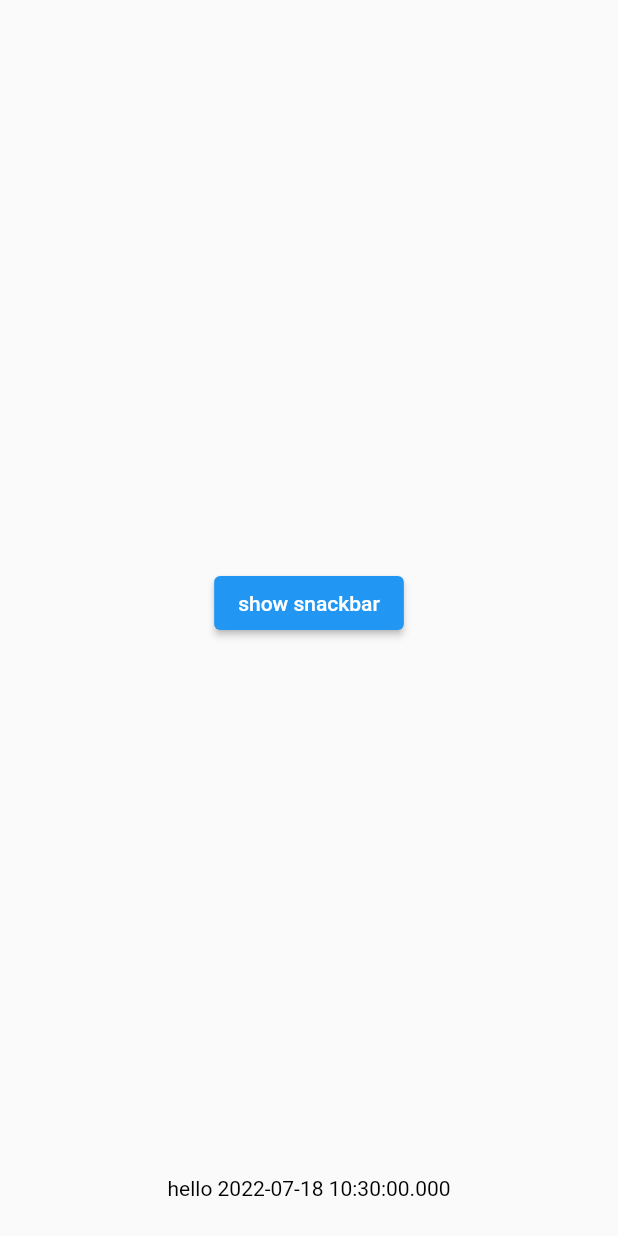
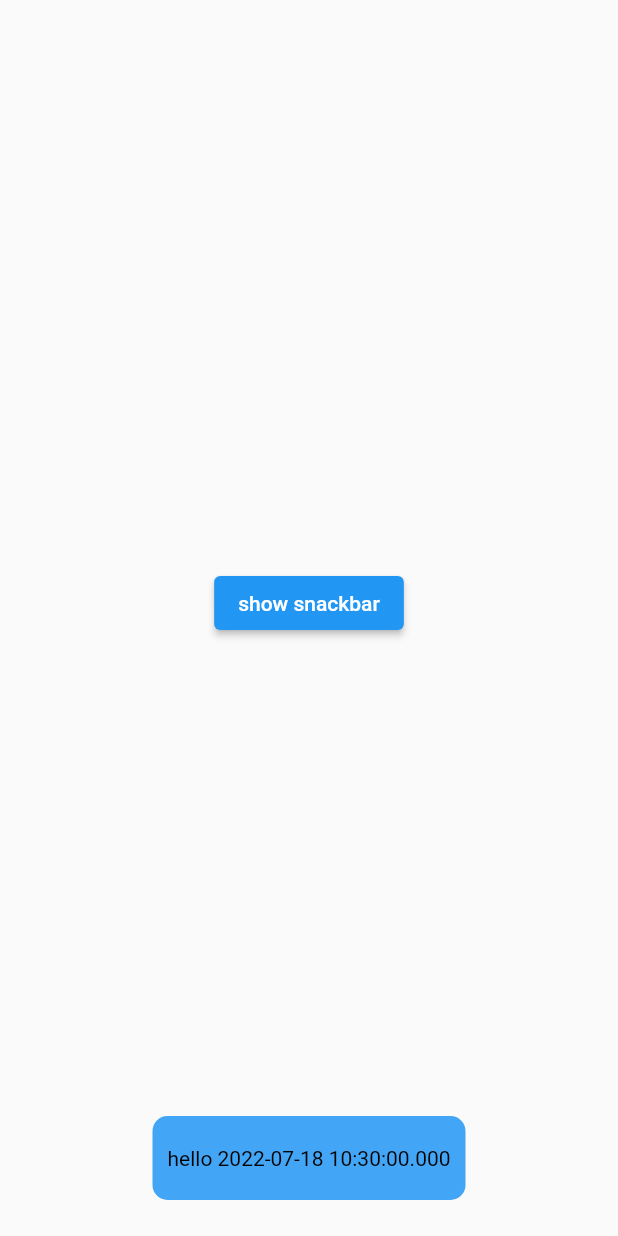
Before and after one commit to jinyongnan810/flutter-practice, a Flutter app: the TestWidgetsDemo widget shown alone on an empty page, opened directly, after a tap on "show snackbar", on a phone screen of 412 x 824 dp. Run offline on Flutter 3.47's test engine with Material 2 defaults, Android fonts, the phone set to English and light mode, and no system bars; our stand-ins replace audioplayers, freezed_annotation.

Commit message:
snackbar animation test(no much improvement)

```diff
--- a/lib/demos/test-widgets-demo.dart
+++ b/lib/demos/test-widgets-demo.dart
@@ -3,12 +3,13 @@ import 'dart:async';
 import 'package:flutter/material.dart';
 import 'package:flutter_practice/shared/demo-widget.dart';
 
-class TestWidgetsDemo extends StatelessWidget implements DemoWidget {
+class TestWidgetsDemo extends StatefulWidget implements DemoWidget {
   TestWidgetsDemo({Key? key})
       : msgs = [],
         super(key: key);
   static const String _title = 'Test Widgets Demo';
   static const String _description = 'Test some of the widgets.';
+  final List<String> msgs;
   @override
   String get title => TestWidgetsDemo._title;
 
@@ -18,7 +19,20 @@ class TestWidgetsDemo extends StatelessWidget implements DemoWidget {
   @override
   Icon get icon => const Icon(Icons.ramen_dining);
 
-  final List<String> msgs;
+  @override
+  State<TestWidgetsDemo> createState() => _TestWidgetsDemoState();
+}
+
+class _TestWidgetsDemoState extends State<TestWidgetsDemo>
+    with TickerProviderStateMixin {
+  late AnimationController animationController;
+  @override
+  void initState() {
+    animationController = AnimationController(
+        vsync: this, duration: Duration(milliseconds: 5000));
+    super.initState();
+  }
+
   @override
   Widget build(BuildContext context) {
     return Center(
@@ -29,13 +43,14 @@ class TestWidgetsDemo extends StatelessWidget implements DemoWidget {
             onPressed: () {
               final newMsg = 'hello ${DateTime.now()}';
               Timer timer = Timer(const Duration(seconds: 5), () {
-                if (msgs.contains(newMsg)) {
-                  msgs.remove(newMsg);
+                if (widget.msgs.contains(newMsg)) {
+                  widget.msgs.remove(newMsg);
                 }
               });
-              msgs.add(newMsg);
-              msgs.length > 3 ? msgs.removeAt(0) : null;
-              ScaffoldMessenger.of(context).clearSnackBars();
+              widget.msgs.add(newMsg);
+              widget.msgs.length > 3 ? widget.msgs.removeAt(0) : null;
+              // ScaffoldMessenger.of(context).clearSnackBars();
+              ScaffoldMessenger.of(context).hideCurrentSnackBar();
               ScaffoldMessenger.of(context).showSnackBar(SnackBar(
                 // these two make transparent background
                 backgroundColor: Colors.transparent,
@@ -43,14 +58,36 @@ class TestWidgetsDemo extends StatelessWidget implements DemoWidget {
 
                 behavior: SnackBarBehavior.floating,
 
+                // width: 280.0,
+                // padding:
+                //     const EdgeInsets.symmetric(vertical: 20.0, horizontal: 8),
+                // shape: RoundedRectangleBorder(
+                //   borderRadius: BorderRadius.circular(10.0),
+                // ),
+
+                animation: CurvedAnimation(
+                    parent: animationController,
+                    curve: Curves.easeIn,
+                    reverseCurve: Curves.easeOut),
+
                 content: Column(
                   mainAxisSize: MainAxisSize.min,
                   mainAxisAlignment: MainAxisAlignment.center,
-                  children: msgs
-                      .map((e) => Text(
-                            e,
-                            style: const TextStyle(color: Colors.black),
-                          ))
+                  children: widget.msgs
+                      .map(
+                        (e) => Container(
+                            padding: EdgeInsets.symmetric(
+                                vertical: 20, horizontal: 10),
+                            margin: EdgeInsets.only(top: 10),
+                            decoration: BoxDecoration(
+                              color: Colors.blue.shade400,
+                              borderRadius: BorderRadius.circular(10),
+                            ),
+                            child: Text(
+                              e,
+                              style: const TextStyle(color: Colors.black),
+                            )),
+                      )
                       .toList(),
                 ),
                 dismissDirection: DismissDirection.startToEnd,
```
